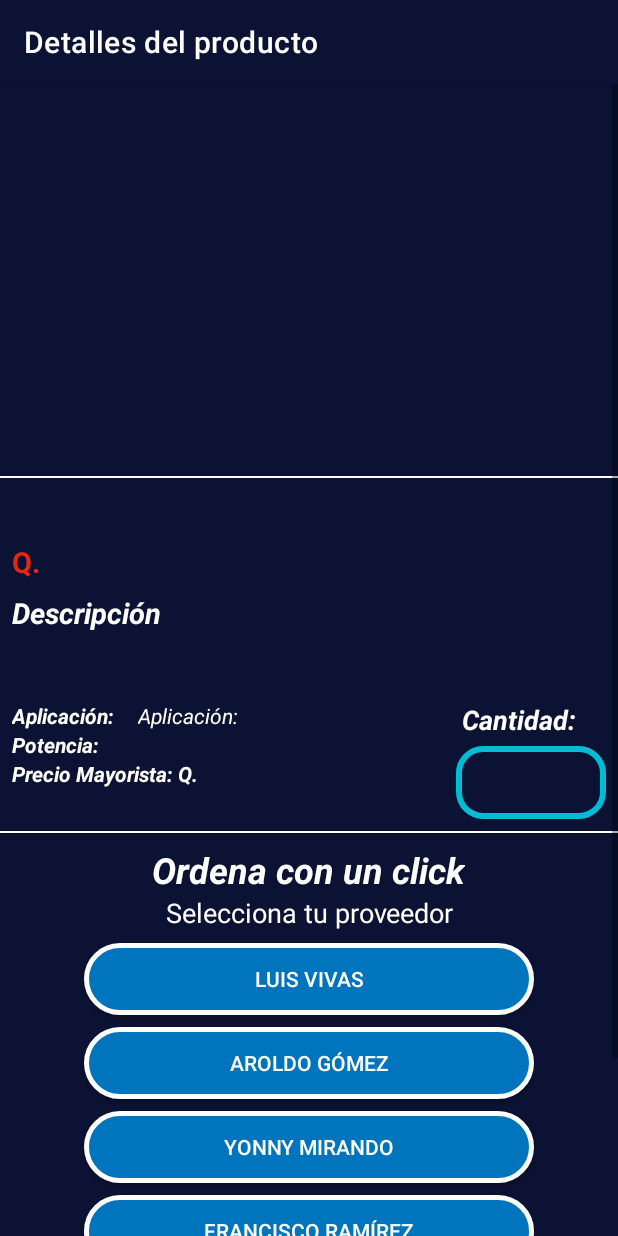
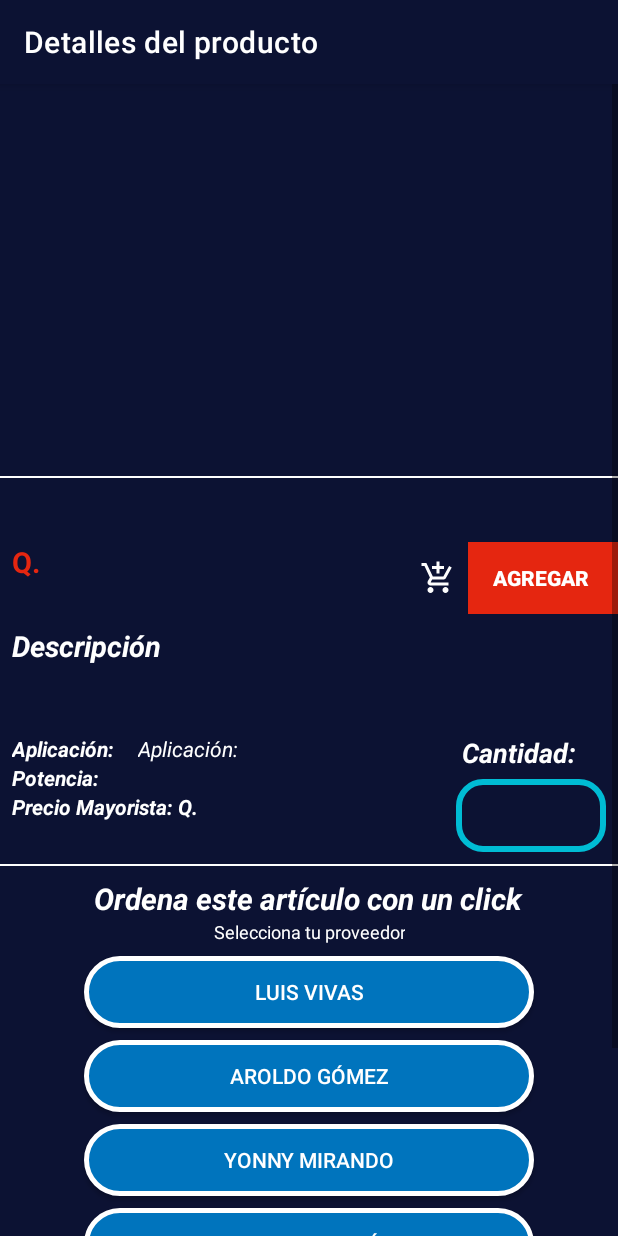
Before and after one commit to YamiLaxus/BoschClientsNative, an Android app: the fragment details_fragment shown on its own in the app's theme, on a phone screen of 412 x 824 dp. Run offline under Robolectric (Android 15) with nearby library versions, the phone set to English and light mode, and no system bars; our stand-ins replace Firebase (no records; nobody signed in at launch, a user with empty details on screens opened directly); pictures from the network do not load.

Commit message:
Cart created fix add, from detail fragment

```diff
--- a/app/src/main/java/com/phonedev/boschclients/datamodel/MainAux.kt
+++ b/app/src/main/java/com/phonedev/boschclients/datamodel/MainAux.kt
@@ -2,5 +2,6 @@ package com.phonedev.boschclients.datamodel
 
 
 interface MainAux {
+    fun getProductsCart(): MutableList<ProductsModel>
     fun getProductSelected(): ProductsModel?
 }
--- /dev/null
+++ b/app/src/main/res/drawable/ic_add_shopping_cart.xml
@@ -0,0 +1,5 @@
+<vector android:height="24dp" android:tint="#FDFDFD"
+    android:viewportHeight="24" android:viewportWidth="24"
+    android:width="24dp" xmlns:android="http://schemas.android.com/apk/res/android">
+    <path android:fillColor="@android:color/white" android:pathData="M11,9h2L13,6h3L16,4h-3L13,1h-2v3L8,4v2h3v3zM7,18c-1.1,0 -1.99,0.9 -1.99,2S5.9,22 7,22s2,-0.9 2,-2 -0.9,-2 -2,-2zM17,18c-1.1,0 -1.99,0.9 -1.99,2s0.89,2 1.99,2 2,-0.9 2,-2 -0.9,-2 -2,-2zM7.17,14.75l0.03,-0.12 0.9,-1.63h7.45c0.75,0 1.41,-0.41 1.75,-1.03l3.86,-7.01L19.42,4h-0.01l-1.1,2 -2.76,5L8.53,11l-0.13,-0.27L6.16,6l-0.95,-2 -0.94,-2L1,2v2h2l3.6,7.59 -1.35,2.45c-0.16,0.28 -0.25,0.61 -0.25,0.96 0,1.1 0.9,2 2,2h12v-2L7.42,15c-0.13,0 -0.25,-0.11 -0.25,-0.25z"/>
+</vector>
--- /dev/null
+++ b/app/src/main/res/drawable/ic_close.xml
@@ -0,0 +1,5 @@
+<vector android:height="24dp" android:tint="#FDFDFD"
+    android:viewportHeight="24" android:viewportWidth="24"
+    android:width="24dp" xmlns:android="http://schemas.android.com/apk/res/android">
+    <path android:fillColor="@android:color/white" android:pathData="M19,6.41L17.59,5 12,10.59 6.41,5 5,6.41 10.59,12 5,17.59 6.41,19 12,13.41 17.59,19 19,17.59 13.41,12z"/>
+</vector>
--- a/app/src/main/res/layout/fragment_details_fragment.xml
+++ b/app/src/main/res/layout/fragment_details_fragment.xml
@@ -2,13 +2,13 @@
 <androidx.constraintlayout.widget.ConstraintLayout xmlns:android="http://schemas.android.com/apk/res/android"
     xmlns:app="http://schemas.android.com/apk/res-auto"
     xmlns:tools="http://schemas.android.com/tools"
-    tools:context=".MainActivity"
     android:id="@+id/containerMain"
     android:layout_width="match_parent"
     android:layout_height="match_parent"
     android:background="#0C1233"
     android:clickable="true"
-    android:focusable="true">
+    android:focusable="true"
+    tools:context=".MainActivity">
 
     <ScrollView
         android:layout_width="match_parent"
@@ -35,10 +35,10 @@
                     android:layout_height="250dp"
                     android:gravity="center"
                     android:scaleType="fitXY"
-                    tools:src="@drawable/image_5"
                     app:layout_constraintEnd_toEndOf="parent"
                     app:layout_constraintStart_toStartOf="parent"
-                    app:layout_constraintTop_toTopOf="parent" />
+                    app:layout_constraintTop_toTopOf="parent"
+                    tools:src="@drawable/image_5" />
 
             </FrameLayout>
 
@@ -54,27 +54,27 @@
                 android:layout_height="1dp"
                 android:layout_marginTop="1dp"
                 android:background="@color/blanco"
-                android:orientation="horizontal"/>
+                android:orientation="horizontal" />
 
             <TextView
                 android:id="@+id/tvName"
                 android:layout_width="wrap_content"
                 android:layout_height="wrap_content"
+                android:layout_marginStart="@dimen/common_padding_min"
                 android:layout_marginTop="@dimen/common_padding_min"
-                android:layout_marginStart="@dimen/common_padding_min"
                 android:fontFamily="sans-serif-black"
                 android:gravity="center"
                 android:textColor="@color/blanco"
                 android:textSize="25sp"
                 android:textStyle="bold"
-                app:layout_constraintTop_toBottomOf="@+id/frameLayout"
                 app:layout_constraintBottom_toTopOf="@+id/tvDescriptionTitle"
                 app:layout_constraintEnd_toEndOf="parent"
                 app:layout_constraintStart_toStartOf="parent"
+                app:layout_constraintTop_toBottomOf="@+id/frameLayout"
                 tools:text="Samsung A12" />
 
-            <LinearLayout
-                android:layout_width="wrap_content"
+            <androidx.constraintlayout.widget.ConstraintLayout
+                android:layout_width="match_parent"
                 android:layout_height="wrap_content"
                 android:orientation="horizontal">
 
@@ -84,24 +84,52 @@
                     android:layout_height="wrap_content"
                     android:layout_marginStart="@dimen/common_padding_min"
                     android:text="Q."
+                    android:textColor="@color/rojo"
                     android:textSize="19dp"
                     android:textStyle="bold"
-                    android:textColor="@color/rojo"
                     app:drawableTint="@color/rojo"
                     app:layout_constraintStart_toStartOf="parent"
-                    app:layout_constraintTop_toBottomOf="@+id/tvName"/>
+                    app:layout_constraintTop_toTopOf="parent" />
 
                 <TextView
                     android:id="@+id/tvTotalPrice"
                     android:layout_width="wrap_content"
                     android:layout_height="wrap_content"
+                    android:textColor="@color/rojo"
                     android:textSize="19dp"
                     android:textStyle="bold"
-                    android:textColor="@color/rojo"
                     app:drawableTint="@color/rojo"
-                    tools:text="1,650"/>
+                    app:layout_constraintStart_toEndOf="@id/tvTotalPriceQ"
+                    app:layout_constraintTop_toTopOf="parent"
+                    tools:text="1,650" />
 
-            </LinearLayout>
+                <ImageView
+                    android:layout_width="wrap_content"
+                    android:layout_height="match_parent"
+                    android:layout_marginEnd="@dimen/common_padding_min"
+                    android:src="@drawable/ic_add_shopping_cart"
+                    app:layout_constraintBottom_toBottomOf="parent"
+                    app:layout_constraintEnd_toStartOf="@+id/btnAddCart"
+                    app:layout_constraintTop_toTopOf="parent" />
+
+                <androidx.appcompat.widget.AppCompatButton
+                    android:id="@+id/btnAddCart"
+                    android:layout_width="100dp"
+                    android:layout_height="wrap_content"
+                    android:background="@color/rojo"
+                    android:shadowColor="@color/white"
+                    android:text="Agregar "
+                    android:textAlignment="center"
+                    android:textColor="@color/blanco"
+                    android:textStyle="bold"
+                    app:icon="@drawable/ic_add_shopping_cart"
+                    app:iconGravity="textEnd"
+                    app:layout_constraintBottom_toBottomOf="parent"
+                    app:layout_constraintEnd_toEndOf="parent"
+                    app:layout_constraintTop_toTopOf="parent" />
+
+
+            </androidx.constraintlayout.widget.ConstraintLayout>
 
             <TextView
                 android:id="@+id/tvDescriptionTitle"
@@ -137,8 +165,8 @@
             <androidx.constraintlayout.widget.ConstraintLayout
                 android:layout_width="match_parent"
                 android:layout_height="wrap_content"
+                android:layout_marginStart="@dimen/common_padding_min"
                 android:layout_marginTop="16dp"
-                android:layout_marginStart="@dimen/common_padding_min"
                 android:layout_marginEnd="@dimen/common_padding_min">
 
                 <TextView
@@ -146,11 +174,11 @@
                     android:layout_width="wrap_content"
                     android:layout_height="wrap_content"
                     android:text="@string/aplicacion"
+                    android:textColor="@color/blanco"
                     android:textSize="14dp"
                     android:textStyle="bold|italic"
-                    android:textColor="@color/blanco"
                     app:layout_constraintStart_toStartOf="parent"
-                    app:layout_constraintTop_toTopOf="parent"/>
+                    app:layout_constraintTop_toTopOf="parent" />
 
                 <TextView
                     android:id="@+id/tvApplication"
@@ -158,67 +186,67 @@
                     android:layout_height="wrap_content"
                     android:layout_marginStart="16dp"
                     android:text="@string/aplicacion"
+                    android:textColor="@color/blanco"
                     android:textSize="14dp"
                     android:textStyle="italic"
-                    android:textColor="@color/blanco"
                     app:layout_constraintStart_toEndOf="@id/tvToolsApplication"
-                    app:layout_constraintTop_toTopOf="parent"/>
+                    app:layout_constraintTop_toTopOf="parent" />
 
                 <TextView
                     android:id="@+id/tvToolsPotencia"
                     android:layout_width="wrap_content"
                     android:layout_height="wrap_content"
+                    android:text="Potencia:"
+                    android:textColor="@color/blanco"
                     android:textSize="14dp"
                     android:textStyle="bold|italic"
-                    android:textColor="@color/blanco"
-                    android:text="Potencia:"
                     app:layout_constraintStart_toStartOf="parent"
-                    app:layout_constraintTop_toBottomOf="@id/tvApplication"/>
+                    app:layout_constraintTop_toBottomOf="@id/tvApplication" />
 
                 <TextView
                     android:id="@+id/tvPotencia"
                     android:layout_width="wrap_content"
                     android:layout_height="wrap_content"
                     android:layout_marginStart="16dp"
+                    android:textColor="@color/blanco"
                     android:textSize="14dp"
                     android:textStyle="italic"
-                    android:textColor="@color/blanco"
-                    tools:text="Potencia"
                     app:layout_constraintStart_toEndOf="@id/tvToolsPotencia"
-                    app:layout_constraintTop_toBottomOf="@id/tvToolsApplication"/>
+                    app:layout_constraintTop_toBottomOf="@id/tvToolsApplication"
+                    tools:text="Potencia" />
 
                 <TextView
                     android:id="@+id/tvToolsPrecioMayorista"
                     android:layout_width="wrap_content"
                     android:layout_height="wrap_content"
+                    android:text="Precio Mayorista: Q."
+                    android:textColor="@color/blanco"
                     android:textSize="14dp"
                     android:textStyle="bold|italic"
-                    android:textColor="@color/blanco"
-                    android:text="Precio Mayorista: Q."
                     app:layout_constraintStart_toStartOf="parent"
-                    app:layout_constraintTop_toBottomOf="@id/tvPotencia"/>
+                    app:layout_constraintTop_toBottomOf="@id/tvPotencia" />
 
                 <TextView
                     android:id="@+id/tvPrecioMayorista"
                     android:layout_width="wrap_content"
                     android:layout_height="wrap_content"
+                    android:textColor="@color/rojo"
                     android:textSize="14dp"
                     android:textStyle="bold|italic"
-                    android:textColor="@color/rojo"
-                    tools:text="1350"
                     app:layout_constraintStart_toEndOf="@id/tvToolsPrecioMayorista"
-                    app:layout_constraintTop_toBottomOf="@id/tvPotencia"/>
+                    app:layout_constraintTop_toBottomOf="@id/tvPotencia"
+                    tools:text="1350" />
 
                 <TextView
                     android:layout_width="wrap_content"
                     android:layout_height="wrap_content"
                     android:layout_marginEnd="20dp"
                     android:text="Cantidad:"
+                    android:textColor="@color/blanco"
                     android:textSize="18dp"
-                    android:textColor="@color/blanco"
                     android:textStyle="bold|italic"
+                    app:layout_constraintBottom_toTopOf="@+id/tilNewQuantity"
                     app:layout_constraintEnd_toEndOf="parent"
-                    app:layout_constraintBottom_toTopOf="@+id/tilNewQuantity"
                     tools:ignore="MissingConstraints" />
 
                 <com.google.android.material.textfield.TextInputLayout
@@ -229,22 +257,22 @@
                     android:layout_marginStart="@dimen/common_padding_min"
                     app:counterOverflowTextColor="@color/black"
                     app:counterTextColor="@color/black"
+                    app:layout_constraintBottom_toBottomOf="parent"
                     app:layout_constraintEnd_toEndOf="parent"
-                    app:layout_constraintBottom_toBottomOf="parent"
                     tools:ignore="MissingConstraints">
 
                     <com.google.android.material.textfield.TextInputEditText
                         android:id="@+id/etNewQuantity"
                         android:layout_width="100dp"
                         android:layout_height="wrap_content"
+                        android:background="@drawable/searchview_background"
                         android:ems="3"
                         android:imeOptions="actionDone"
                         android:inputType="number"
+                        android:shadowColor="@color/blanco"
                         android:textAlignment="center"
                         android:textColor="@color/blanco"
-                        android:shadowColor="@color/blanco"
-                        android:background="@drawable/searchview_background"
-                        tools:text="5"/>
+                        tools:text="5" />
 
                 </com.google.android.material.textfield.TextInputLayout>
 
@@ -255,85 +283,85 @@
                 android:layout_height="1dp"
                 android:layout_marginTop="@dimen/common_padding_min"
                 android:background="@color/blanco"
-                android:orientation="horizontal"/>
+                android:orientation="horizontal" />
 
             <LinearLayout
                 android:layout_width="match_parent"
                 android:layout_height="wrap_content"
                 android:layout_marginBottom="@dimen/common_padding_min"
-                android:orientation="vertical"
-                android:gravity="center">
+                android:gravity="center"
+                android:orientation="vertical">
 
                 <com.google.android.material.textview.MaterialTextView
                     android:layout_width="wrap_content"
                     android:layout_height="wrap_content"
                     android:layout_marginTop="@dimen/common_padding_min"
-                    android:textSize="24dp"
-                    android:text="Ordena con un click"
+                    android:text="Ordena este artículo con un click"
                     android:textColor="@color/blanco"
-                    android:textStyle="bold|italic"/>
+                    android:textSize="20dp"
+                    android:textStyle="bold|italic" />
 
                 <com.google.android.material.textview.MaterialTextView
                     android:layout_width="wrap_content"
                     android:layout_height="wrap_content"
                     android:gravity="center"
-                    android:textSize="18dp"
+                    android:text="Selecciona tu proveedor"
                     android:textColor="@color/blanco"
-                    android:text="Selecciona tu proveedor"/>
+                    android:textSize="12dp" />
 
                 <androidx.appcompat.widget.AppCompatButton
                     android:id="@+id/btnLuisVivas"
                     android:layout_width="300dp"
                     android:layout_height="wrap_content"
                     android:layout_marginTop="@dimen/common_padding_min"
+                    android:background="@drawable/botones_redondos"
                     android:text="Luis Vivas"
-                    android:textColor="@color/blanco"
-                    android:background="@drawable/botones_redondos"/>
+                    android:textColor="@color/blanco" />
 
                 <androidx.appcompat.widget.AppCompatButton
                     android:id="@+id/btnAroldoGomez"
                     android:layout_width="300dp"
                     android:layout_height="wrap_content"
                     android:layout_marginTop="@dimen/common_padding_min"
+                    android:background="@drawable/botones_redondos"
                     android:text="Aroldo Gómez"
-                    android:textColor="@color/blanco"
-                    android:background="@drawable/botones_redondos"/>
+                    android:textColor="@color/blanco" />
 
                 <androidx.appcompat.widget.AppCompatButton
                     android:id="@+id/btnYonnyMirando"
                     android:layout_width="300dp"
                     android:layout_height="wrap_content"
                     android:layout_marginTop="@dimen/common_padding_min"
+                    android:background="@drawable/botones_redondos"
                     android:text="Yonny Mirando"
-                    android:textColor="@color/blanco"
-                    android:background="@drawable/botones_redondos"/>
+                    android:textColor="@color/blanco" />
 
                 <androidx.appcompat.widget.AppCompatButton
                     android:id="@+id/btnFranciscoRamirez"
                     android:layout_width="300dp"
                     android:layout_height="wrap_content"
                     android:layout_marginTop="@dimen/common_padding_min"
+                    android:background="@drawable/botones_redondos"
                     android:text="Francisco Ramírez"
-                    android:textColor="@color/blanco"
-                    android:background="@drawable/botones_redondos"/>
+                    android:textColor="@color/blanco" />
 
                 <androidx.appcompat.widget.AppCompatButton
                     android:id="@+id/btnMynorMateo"
                     android:layout_width="300dp"
                     android:layout_height="wrap_content"
                     android:layout_marginTop="@dimen/common_padding_min"
+                    android:background="@drawable/botones_redondos"
                     android:text="Mynor Mateo"
-                    android:textColor="@color/blanco"
-                    android:background="@drawable/botones_redondos"/>
+                    android:textColor="@color/blanco" />
 
                 <androidx.appcompat.widget.AppCompatButton
                     android:id="@+id/btnAlexDias"
                     android:layout_width="300dp"
                     android:layout_height="wrap_content"
                     android:layout_marginTop="@dimen/common_padding_min"
+                    android:background="@drawable/botones_redondos"
                     android:text="Alex Díaz"
-                    android:textColor="@color/blanco"
-                    android:background="@drawable/botones_redondos"/>
+                    android:textColor="@color/blanco" />
 
             </LinearLayout>
 
--- a/app/src/main/res/layout/item_product_list.xml
+++ b/app/src/main/res/layout/item_product_list.xml
@@ -57,6 +57,7 @@
             android:textColor="@color/blanco"
             android:textSize="10dp"
             android:textStyle="bold"
+            android:maxLines="1"
             tools:text="Barreno Fuerte"
             app:layout_constraintStart_toStartOf="parent"
             app:layout_constraintTop_toBottomOf="@id/tvName"/>
--- a/app/src/main/res/values/dimens.xml
+++ b/app/src/main/res/values/dimens.xml
@@ -5,4 +5,5 @@
     <dimen name="medium">16dp</dimen>
     <dimen name="small">8dp</dimen>
     <dimen name="xsmall">4dp</dimen>
+    <dimen name="product_cart_item_size">48dp</dimen>
 </resources>
--- a/app/src/main/res/values/strings.xml
+++ b/app/src/main/res/values/strings.xml
@@ -4,4 +4,6 @@
     <string name="hello_blank_fragment">Hello blank fragment</string>
     <string name="aplicacion">Aplicación:</string>
     <string name="product_msg_loading">Cargando datos</string>
+    <string name="cart_title">Carrito</string>
+    <string name="product_empty_cart">Carrito Vacío</string>
 </resources>
```
Also changed, not shown: app/src/main/java/com/phonedev/boschclients/MainActivity.kt (+18 -2 lines), app/src/main/java/com/phonedev/boschclients/cart/CartFragment.kt (added, +85 -0 lines), app/src/main/java/com/phonedev/boschclients/cart/OnCartListener.kt (added, +8 -0 lines), app/src/main/java/com/phonedev/boschclients/cart/ProductCartAdapter.kt (added, +86 -0 lines), app/src/main/res/drawable/circular_border_rojo.xml (added, +9 -0 lines), app/src/main/res/drawable/ic_add_circle.xml (added, +10 -0 lines), app/src/main/res/drawable/ic_remove_circle.xml (added, +10 -0 lines), app/src/main/res/layout/activity_main.xml (+49 -3 lines), app/src/main/res/layout/fragment_cart.xml (added, +161 -0 lines), app/src/main/res/layout/item_product_cart.xml (added, +66 -0 lines).
